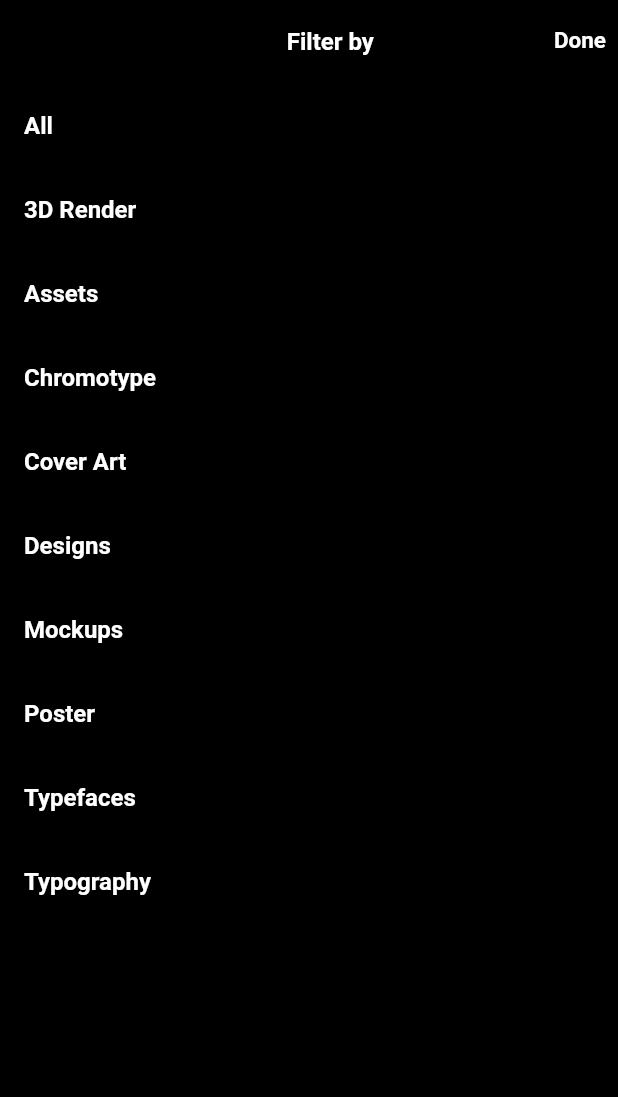
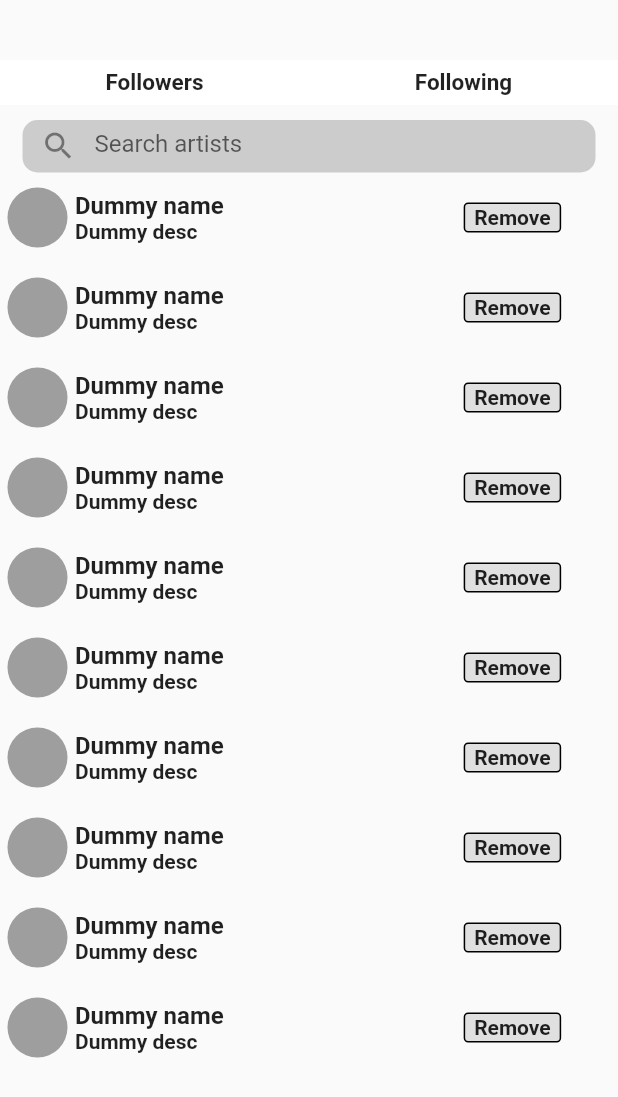
Before and after one commit to AdnanKhan45/e-Digital-UI, a Flutter app: the screen it shows after launch, on a phone screen of 412 x 824 dp. Shown: the top 1097 px of the screen. Run offline on Flutter 3.47's test engine with Material 2 defaults, Android fonts, the phone set to English and light mode, and no system bars.

Commit message:
new page updated

```diff
--- a/lib/main.dart
+++ b/lib/main.dart
@@ -1,5 +1,6 @@
 import 'package:e_digital_shop/pages/filter_page.dart';
 import 'package:e_digital_shop/pages/homePage.dart';
+import 'package:e_digital_shop/pages/page_1.dart';
 import 'package:e_digital_shop/pages/search_page.dart';
 import 'package:e_digital_shop/pages/view_image.dart';
 import 'package:e_digital_shop/screens/page_2.dart';
@@ -20,7 +21,7 @@ class MyApp extends StatelessWidget {
       debugShowCheckedModeBanner: false,
       theme: ThemeData(primarySwatch: Colors.blueGrey ),
       title: "e digital shop",
-      home: FilterPage(),
+      home: FerberPage(),
     );
   }
 }
--- a/lib/pages/filter_page.dart
+++ b/lib/pages/filter_page.dart
@@ -48,7 +48,6 @@ class _FilterPageState extends State<FilterPage> {
                     e,
                     style: TextStyle(fontSize: 16, fontWeight: FontWeight.bold, color: Colors.white),
                   ),
-
                 );
               }).toList(),
             ),
--- /dev/null
+++ b/lib/pages/page_1.dart
@@ -0,0 +1,106 @@
+import 'package:flutter/material.dart';
+
+class FerberPage extends StatelessWidget {
+  const FerberPage({Key key}) : super(key: key);
+
+  @override
+  Widget build(BuildContext context) {
+    return Scaffold(
+        body: Column(
+      children: [
+        SizedBox(
+          height: 40.0,
+        ),
+        Row(
+          children: [
+            Expanded(
+              child: Container(
+                height: 30,
+                color: Colors.white,
+                child: Center(
+                  child: Text("Followers", style: TextStyle(fontWeight: FontWeight.bold, fontSize: 15),),
+                ),
+              ),
+            ),
+            Expanded(
+              child: Container(
+                height: 30,
+                color: Colors.white ,
+                child: Center(
+                  child: Text("Following", style: TextStyle(fontWeight: FontWeight.bold, fontSize: 15),),
+                ),
+              ),
+            )
+          ],
+        ),
+        SizedBox(
+          height: 10.0,
+        ),
+        Container(
+          margin: EdgeInsets.symmetric(horizontal: 15.0),
+          height: 35,
+          decoration: BoxDecoration(color: Colors.grey.withOpacity(.5), borderRadius: BorderRadiusDirectional.circular(10.0)),
+          child: TextField(
+            decoration: InputDecoration(
+              prefixIcon: Icon(Icons.search),
+              border: InputBorder.none,
+              hintText: "Search artists",
+            ),
+          ),
+        ),
+        Expanded(
+          child: ListView.builder(
+            itemCount: 10,
+            itemBuilder: (context, index) {
+              return listItem();
+            },
+          ),
+        )
+      ],
+    ));
+  }
+}
+
+Widget listItem() {
+  return Column(
+    children: [
+      Row(
+        children: [
+          Container(
+            margin: EdgeInsets.symmetric(horizontal: 5.0, vertical: 10.0),
+            width: 40,
+            height: 40,
+            decoration: BoxDecoration(color: Colors.grey, shape: BoxShape.circle),
+          ),
+          Column(
+            crossAxisAlignment: CrossAxisAlignment.start,
+            children: [
+              Text(
+                "Dummy name",
+                style: TextStyle(fontWeight: FontWeight.bold, fontSize: 16),
+              ),
+              Text(
+                "Dummy desc",
+                style: TextStyle(fontWeight: FontWeight.bold, fontSize: 14),
+              ),
+            ],
+          ),
+          SizedBox(
+            width: 160.0,
+          ),
+          Container(
+            width: 65,
+            height: 20,
+            decoration:
+                BoxDecoration(color: Colors.grey[300], border: Border.all(width: 1, color: Colors.black), borderRadius: BorderRadius.circular(3.0)),
+            child: Center(
+                child: Text(
+              "Remove",
+              style: TextStyle(fontWeight: FontWeight.bold),
+            )),
+          ),
+        ],
+      ),
+    ],
+  );
+}
```
